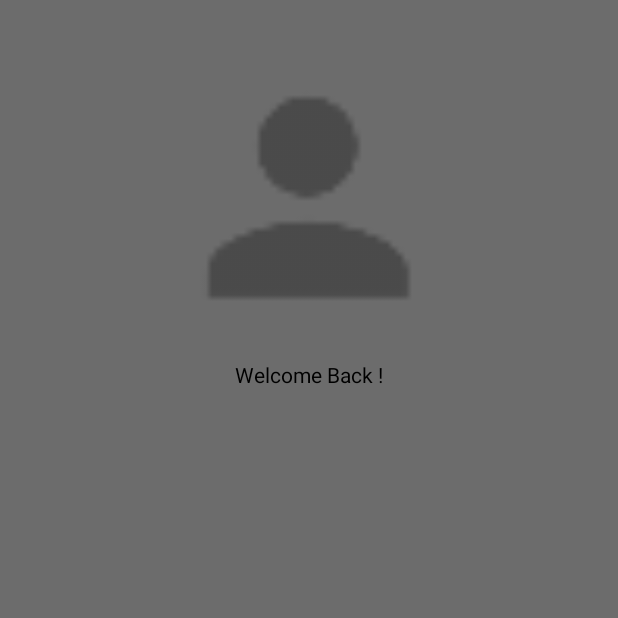
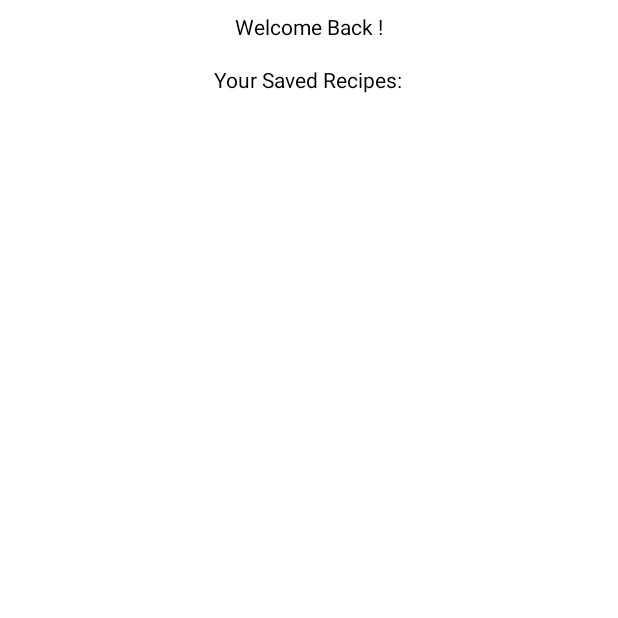
Before and after one commit to osquitoOfTheNorth/eater, an Android app: the fragment AccountMangementFragment shown on its own in the app's theme, on a phone screen of 412 x 824 dp, the top half of it. Run offline under Robolectric (Android 15) with nearby library versions, the light colour scheme and no system bars; our stand-ins replace Firebase (no records; nobody signed in at launch, a user with empty details on screens opened directly), data binding; 2 statements that could not run were skipped.

Commit message:
Adding saving recipe functionality

```diff
--- /dev/null
+++ b/app/src/main/java/oscar/com/eater/adapter/SavedRecipesAdapter.kt
@@ -0,0 +1,32 @@
+package oscar.com.eater.adapter
+
+import android.content.Context
+import android.support.v7.widget.RecyclerView
+import android.view.LayoutInflater
+import android.view.ViewGroup
+import oscar.com.eater.R
+import oscar.com.eater.holder.SavedRecipeViewHolder
+import oscar.com.eater.pojo.SavedRecipe
+
+class SavedRecipesAdapter(private val context: Context,
+                          private var savedRecipes: List<SavedRecipe>) : RecyclerView.Adapter<SavedRecipeViewHolder>() {
+    override fun onCreateViewHolder(parent: ViewGroup, viewType: Int): SavedRecipeViewHolder {
+        val view = LayoutInflater.from(context).inflate(R.layout.saved_recipe_layout_vh, parent, false)
+        return SavedRecipeViewHolder(view)
+    }
+
+    override fun getItemCount(): Int {
+        return savedRecipes.size
+    }
+
+    override fun onBindViewHolder(holder: SavedRecipeViewHolder, position: Int) {
+        holder.bindSavedRecipe(savedRecipes[position])
+    }
+
+    fun update(mySavedRecipes:List<SavedRecipe>){
+        savedRecipes = mySavedRecipes
+        notifyDataSetChanged()
+    }
+
+
+}
--- a/app/src/main/java/oscar/com/eater/fragments/AccountMangementFragment.kt
+++ b/app/src/main/java/oscar/com/eater/fragments/AccountMangementFragment.kt
@@ -4,28 +4,63 @@ import android.arch.lifecycle.ViewModelProviders
 import android.databinding.DataBindingUtil
 import android.os.Bundle
 import android.support.v4.app.Fragment
+import android.support.v7.widget.LinearLayoutManager
+import android.support.v7.widget.RecyclerView
 import android.view.LayoutInflater
 import android.view.View
 import android.view.ViewGroup
+import android.widget.Toast
+import com.google.firebase.auth.FirebaseAuth
+import com.google.firebase.database.DataSnapshot
+import com.google.firebase.database.DatabaseError
+import com.google.firebase.database.FirebaseDatabase
+import com.google.firebase.database.ValueEventListener
 import oscar.com.eater.EaterApplication
 import oscar.com.eater.R
+import oscar.com.eater.adapter.SavedRecipesAdapter
 import oscar.com.eater.viewmodelfactories.ViewModelFactory
 import oscar.com.eater.viewmodels.AccountViewModel
 import oscar.com.eater.databinding.AccountFragmentBinding
+import oscar.com.eater.pojo.SavedRecipe
+import java.util.HashMap
 
 class AccountMangementFragment : Fragment() {
 
 
     private lateinit var viewModel : AccountViewModel
-
+    private var mSavedRecipes: MutableList<SavedRecipe> = ArrayList()
     override fun onCreate(savedInstanceState: Bundle?) {
         super.onCreate(savedInstanceState)
         viewModel = ViewModelProviders.of(this,ViewModelFactory(null,EaterApplication.getApplication(), null)).get(AccountViewModel::class.java)
     }
 
     override fun onCreateView(inflater: LayoutInflater, container: ViewGroup?, savedInstanceState: Bundle?): View? {
-        val databinding : AccountFragmentBinding = DataBindingUtil.inflate(inflater, R.layout.account_fragment, container, false)
+        val databinding : AccountFragmentBinding = DataBindingUtil.inflate(inflater, R.layout.account_fragment,
+                container, false)
         databinding.viewModel = viewModel
+        val uid = FirebaseAuth.getInstance().currentUser!!.uid
+        val recyclerView = databinding.root.findViewById<RecyclerView>(R.id.saved_recipes)
+        recyclerView.layoutManager = LinearLayoutManager(context)
+        val adapter = SavedRecipesAdapter(context!!,mSavedRecipes)
+        val listener = object : ValueEventListener {
+            override fun onDataChange(dataSnapshot: DataSnapshot) {
+                val savedRecipes = dataSnapshot.child(uid).child("recipes").value as List<HashMap<String, String>>?
+                for (savedRecipe in savedRecipes!!) {
+                    mSavedRecipes.add(SavedRecipe(savedRecipe["name"]!!,
+                            savedRecipe["url"]!!))
+                }
+                adapter.update(mSavedRecipes)
+            }
+
+            override fun onCancelled(databaseError: DatabaseError) {
+                Toast.makeText(context, R.string.unable_to_load_recipes, Toast.LENGTH_LONG).show()
+            }
+        }
+
+        FirebaseDatabase.getInstance("https://querico-53ad8.firebaseio.com")
+                .getReference("/users")
+                .addListenerForSingleValueEvent(listener)
+        recyclerView.adapter = adapter
         return databinding.root
     }
 }
--- /dev/null
+++ b/app/src/main/java/oscar/com/eater/pojo/SavedRecipe.kt
@@ -0,0 +1,3 @@
+package oscar.com.eater.pojo
+
+data class SavedRecipe(val name: String, val url: String)
--- /dev/null
+++ b/app/src/main/java/oscar/com/eater/pojo/User.kt
@@ -0,0 +1,4 @@
+package oscar.com.eater.pojo
+
+data class User(val email: String, val userName: String, val recipes: List<SavedRecipe>) {
+}
--- a/app/src/main/res/layout/account_fragment.xml
+++ b/app/src/main/res/layout/account_fragment.xml
@@ -1,31 +1,34 @@
 <?xml version="1.0" encoding="utf-8"?>
-<layout xmlns:android="http://schemas.android.com/apk/res/android"
-        xmlns:app="http://schemas.android.com/apk/res-auto">
+<layout xmlns:android="http://schemas.android.com/apk/res/android">
     <data>
         <variable name="viewModel" type="oscar.com.eater.viewmodels.AccountViewModel"/>
     </data>
-    <android.support.constraint.ConstraintLayout
-            android:background="@color/colorAccent"
-                                                 android:layout_width="match_parent"
-                                                 android:layout_height="match_parent">
-        <ImageView
-                android:id="@+id/icon_view"
-                app:layout_constraintStart_toStartOf="parent"
-                app:layout_constraintEnd_toEndOf="parent"
-                android:layout_marginTop="32dp"
-                android:layout_width="200dp"
-                android:layout_height="200dp"
-                android:src="@drawable/auth_icon" app:layout_constraintTop_toTopOf="parent"/>
+    <LinearLayout
+            android:orientation="vertical"
+            android:background="@color/colorAccentWhite"
+            android:layout_width="match_parent"
+            android:layout_height="match_parent">
         <TextView android:layout_width="wrap_content"
                   android:layout_height="wrap_content"
-                  app:layout_constraintStart_toStartOf="parent"
-                  app:layout_constraintEnd_toEndOf="parent"
-                  app:layout_constraintTop_toBottomOf="@id/icon_view"
+                  android:layout_gravity="center"
                   android:layout_marginTop="8dp"
                   android:textColor="@color/black"
-                  android:text="@{viewModel.helloString}"
-        />
+                  android:text="@{viewModel.helloString}"/>
 
-    </android.support.constraint.ConstraintLayout>
+        <TextView
+                android:layout_marginTop="16dp"
+                android:layout_gravity="center"
+                android:textColor="@color/black"
+                android:layout_width="wrap_content"
+                android:layout_height="wrap_content"
+                android:text="Your Saved Recipes:"/>
+
+        <android.support.v7.widget.RecyclerView
+                android:id="@+id/saved_recipes"
+                android:layout_width="match_parent"
+                android:layout_height="wrap_content">
+
+        </android.support.v7.widget.RecyclerView>
+    </LinearLayout>
 
 </layout>
--- a/app/src/main/res/values/strings.xml
+++ b/app/src/main/res/values/strings.xml
@@ -9,5 +9,9 @@
     <string name="account">Account</string>
     <string name="search">Search</string>
     <string name="welcome">Welcome Back %1$s!</string>
+    <string name="recipe_saved">Recipe Saved Successfully! You can review your saved recipes in the account tab.</string>
     <string name="scheduled_toast_notification">Recipe Scheduled! You will be notified when it\'s time to start coooking</string>
+    <string name="unable_to_save_recipe">We are unable to save your recipe! Please try again later.</string>\
+    <string name="unable_to_load_recipes">We are unable to load your recipes! Please try again later.</string>
+    <string name="unable_to_load_user_date">We are unable to load your user data! You will be unable to save any new recipes.</string>
 </resources>
```
Also changed, not shown: app/src/main/java/oscar/com/eater/fragments/RecipeDetailsFragment.java (+65 -2 lines), app/src/main/java/oscar/com/eater/holder/SavedRecipeViewHolder.kt (added, +14 -0 lines), app/src/main/res/layout/saved_recipe_layout_vh.xml (added, +14 -0 lines).
